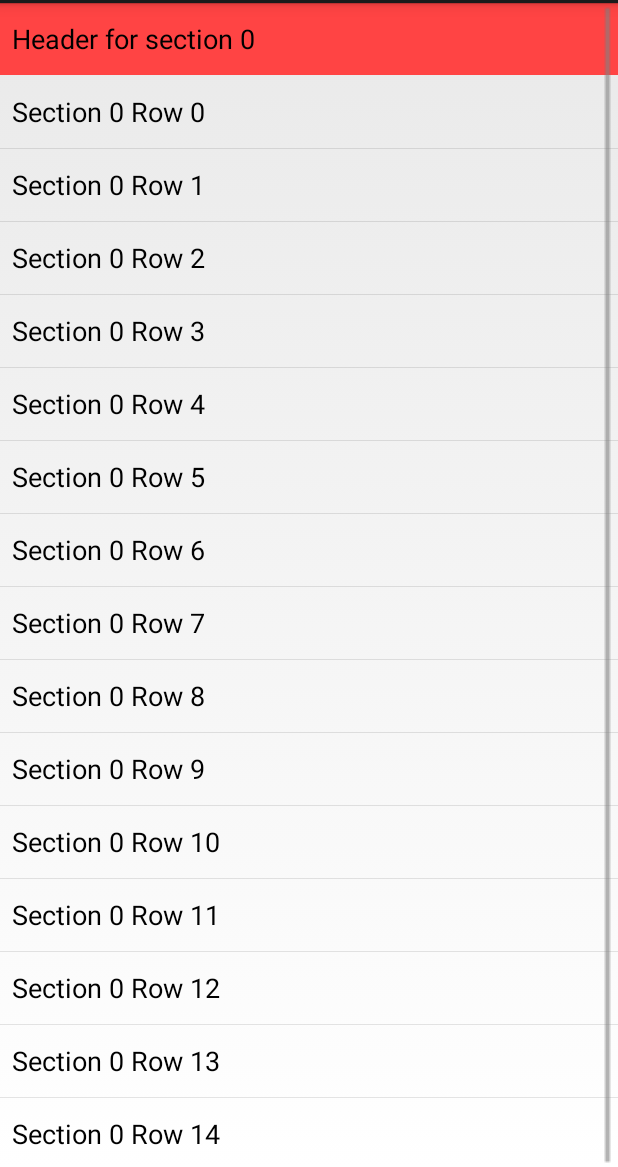
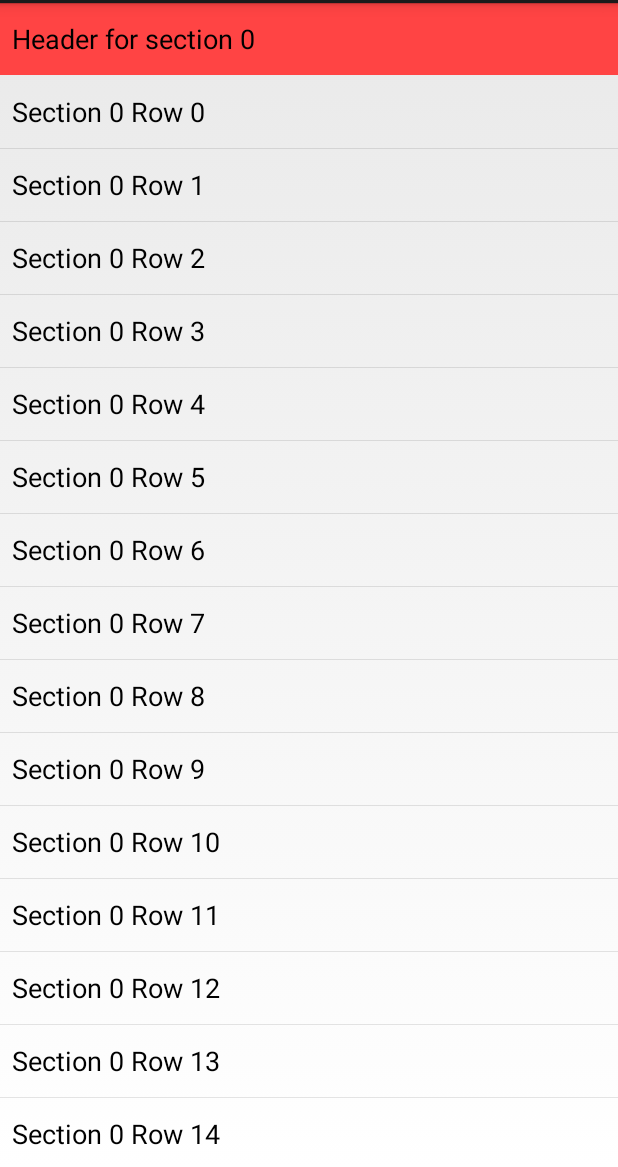
Before and after one commit to applidium/HeaderListView, an Android app: the screen it shows after launch (DemoActivity), on a phone screen of 412 x 824 dp, the part 69-1236 px from its top. Run offline under Robolectric (Android 15) with nearby library versions, the phone set to English and light mode, and no system bars.

Commit message:
Fix #23 Hide scrollview on start

```diff
--- a/HeaderListView/src/main/java/com/applidium/headerlistview/HeaderListView.java
+++ b/HeaderListView/src/main/java/com/applidium/headerlistview/HeaderListView.java
@@ -75,6 +75,7 @@ public class HeaderListView extends RelativeLayout {
         scrollIndicator.setImageDrawable(scrollBarDrawable);
         scrollIndicator.setScaleType(ScaleType.FIT_XY);
         mScrollView.addView(scrollIndicator);
+        mScrollView.setVisibility(INVISIBLE);
 
         addView(mScrollView);
     }
```
